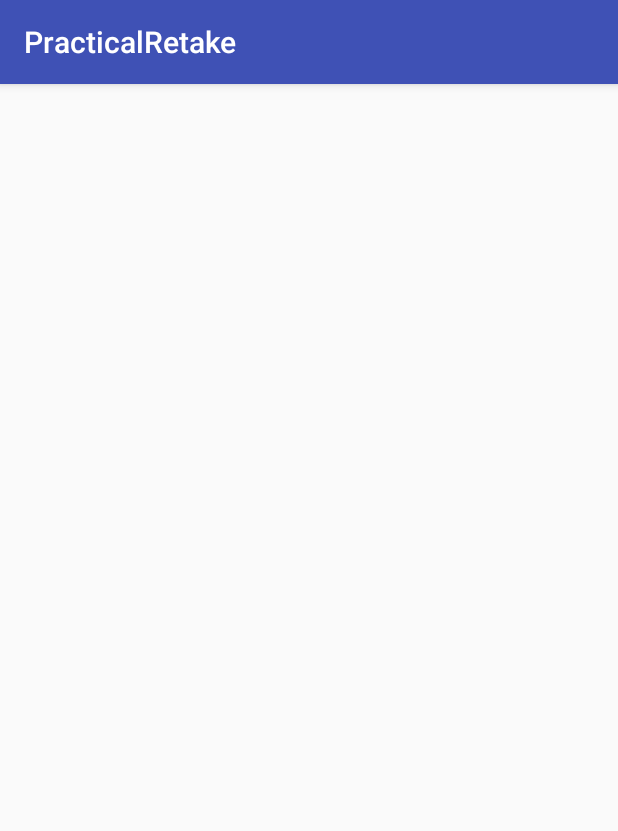
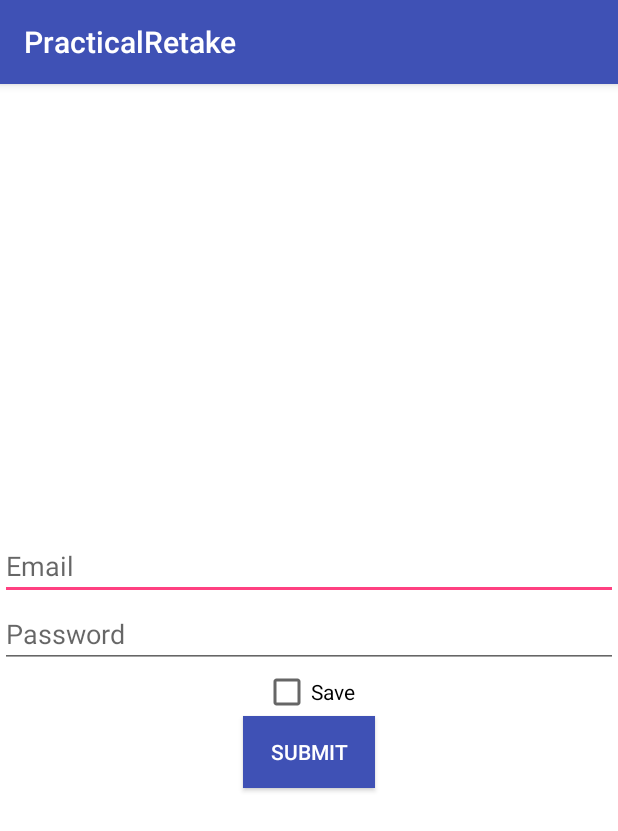
Before and after one commit to akrios25/practical_retake, an Android app: the LoginActivity screen opened directly, with no data from a screen before it, on a phone screen of 412 x 824 dp. Shown: the top 831 px of the screen. Run offline under Robolectric (Android 15) with nearby library versions, the phone set to English and light mode, and no system bars.

Commit message:
Part02 added

```diff
--- a/app/src/main/AndroidManifest.xml
+++ b/app/src/main/AndroidManifest.xml
@@ -12,11 +12,14 @@
         <activity android:name=".LoopActivity">
             <intent-filter>
                 <action android:name="android.intent.action.MAIN" />
+                <action android:name="android.intetne.action.LIST"/>
+                <action android:name="android.intent.action.LOGIN"/>
 
                 <category android:name="android.intent.category.LAUNCHER" />
             </intent-filter>
         </activity>
-        <activity android:name=".LoginActivity"></activity>
+        <activity android:name=".LoginActivity" />
+        <activity android:name=".ListActivity"></activity>
     </application>
 
 </manifest>
--- a/app/src/main/java/nyc/c4q/practicalretake/LoginActivity.java
+++ b/app/src/main/java/nyc/c4q/practicalretake/LoginActivity.java
@@ -1,13 +1,67 @@
 package nyc.c4q.practicalretake;
 
+import android.content.Intent;
+import android.content.SharedPreferences;
 import android.support.v7.app.AppCompatActivity;
 import android.os.Bundle;
+import android.view.View;
+import android.widget.Button;
+import android.widget.CheckBox;
+import android.widget.EditText;
 
 public class LoginActivity extends AppCompatActivity {
+
+    private static final String SHARED_PREFS_KEY = "sharedPrefsKey";
+    private EditText emailInput;
+    private EditText passwordInput;
+    private CheckBox checkBoxSave;
+    private Button buttonSubmit;
+    private SharedPreferences login;
 
     @Override
     protected void onCreate(Bundle savedInstanceState) {
         super.onCreate(savedInstanceState);
         setContentView(R.layout.activity_login);
+
+        emailInput = findViewById(R.id.edit_text_email);
+        passwordInput = findViewById(R.id.edit_text_password);
+        checkBoxSave = findViewById(R.id.checkbox_save);
+        login = getApplicationContext().getSharedPreferences(SHARED_PREFS_KEY, MODE_PRIVATE);
+
+        buttonSubmit = findViewById(R.id.button_submit);
+        buttonSubmit.setOnClickListener(new View.OnClickListener() {
+            @Override
+            public void onClick(View v) {
+                SharedPreferences.Editor editor = login.edit();
+                String checkUser = "user@aol.com";
+                String checkPassword = "password1234";
+
+                if (checkBoxSave.isChecked()) {
+                    editor.putString("email", emailInput.getText().toString());
+                    editor.putString("password", passwordInput.getText().toString());
+                    editor.putBoolean("isChecked", checkBoxSave.isChecked());
+                    editor.commit();
+                } else {
+                    editor.putBoolean("isChecked", checkBoxSave.isChecked());
+                    editor.commit();
+                }
+                if (emailInput.getText().toString().contains(checkUser) && passwordInput.getText().toString().contains(checkPassword)) {
+                    Intent intent = new Intent(LoginActivity.this, ListActivity.class);
+                    intent.putExtra("currentUser", emailInput.getText().toString());
+                    startActivity(intent);
+                } else {
+                    emailInput.setError("Invalid Email");
+                    passwordInput.setError("Invalid Password");
+                    emailInput.requestFocus();
+                    passwordInput.requestFocus();
+                }
+            }
+        });
+
+        if (login.getBoolean("isChecked", false)) {
+            emailInput.setText(login.getString("username", null));
+            passwordInput.setText(login.getString("password", null));
+            checkBoxSave.setChecked(login.getBoolean("isChecked", false));
+        }
     }
 }
--- a/app/src/main/res/layout/activity_login.xml
+++ b/app/src/main/res/layout/activity_login.xml
@@ -1,9 +1,52 @@
 <?xml version="1.0" encoding="utf-8"?>
-<android.support.constraint.ConstraintLayout xmlns:android="http://schemas.android.com/apk/res/android"
-    xmlns:app="http://schemas.android.com/apk/res-auto"
+<FrameLayout xmlns:android="http://schemas.android.com/apk/res/android"
     xmlns:tools="http://schemas.android.com/tools"
+    android:id="@+id/container_login_fragment"
     android:layout_width="match_parent"
     android:layout_height="match_parent"
+    android:background="#FFFF"
     tools:context="nyc.c4q.practicalretake.LoginActivity">
 
-</android.support.constraint.ConstraintLayout>
+    <LinearLayout
+        android:layout_width="match_parent"
+        android:layout_height="match_parent"
+        android:gravity="center"
+        android:orientation="vertical">
+
+        <EditText
+            android:id="@+id/edit_text_email"
+            android:layout_width="match_parent"
+            android:layout_height="wrap_content"
+            android:hint="Email"
+            android:imeOptions="actionNext"
+            android:inputType="textEmailAddress"
+            android:maxLength="25"
+            android:maxLines="1" />
+
+        <EditText
+            android:id="@+id/edit_text_password"
+            android:layout_width="match_parent"
+            android:layout_height="wrap_content"
+            android:hint="Password"
+            android:imeOptions="actionDone"
+            android:inputType="textPassword"
+            android:maxLength="25"
+            android:maxLines="1" />
+
+        <CheckBox
+            android:id="@+id/checkbox_save"
+            android:layout_width="wrap_content"
+            android:layout_height="wrap_content"
+            android:layout_gravity="center"
+            android:text="Save" />
+
+        <Button
+            android:id="@+id/button_submit"
+            android:layout_width="wrap_content"
+            android:layout_height="wrap_content"
+            android:layout_gravity="center"
+            android:background="@color/colorPrimary"
+            android:text="Submit"
+            android:textColor="#FFFF" />
+    </LinearLayout>
+</FrameLayout>
--- a/app/src/main/res/layout/activity_loop.xml
+++ b/app/src/main/res/layout/activity_loop.xml
@@ -33,6 +33,11 @@
             android:layout_width="match_parent"
             android:layout_height="wrap_content"
             android:text="counter"/>
+        <Button
+            android:id="@+id/button_login"
+            android:layout_width="match_parent"
+            android:layout_height="wrap_content"
+            android:text="Login"/>
 
     </LinearLayout>
 
```
Also changed, not shown: app/src/main/java/nyc/c4q/practicalretake/ListActivity.java (added, +13 -0 lines), app/src/main/java/nyc/c4q/practicalretake/LoopActivity.java (+34 -6 lines), app/src/main/res/layout/activity_list.xml (added, +9 -0 lines).
